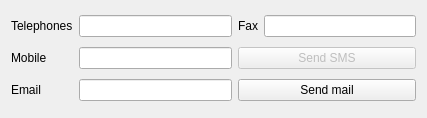
The window that global_resources/forms/subforms/generic/fullidentity_version_2/ui/xx/contact.ui (FreeHealth/freehealth) describes before a commit, drawn with Qt 5.
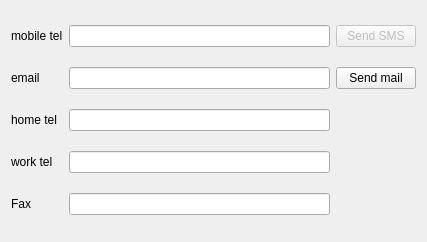
The same window after the commit.

Commit message: phone numbers

```diff
--- a/global_resources/forms/subforms/generic/fullidentity_version_2/ui/xx/contact.ui
+++ b/global_resources/forms/subforms/generic/fullidentity_version_2/ui/xx/contact.ui
@@ -7,61 +7,24 @@
     <x>0</x>
     <y>0</y>
     <width>427</width>
-    <height>118</height>
+    <height>242</height>
    </rect>
   </property>
   <property name="windowTitle">
    <string/>
   </property>
   <layout class="QGridLayout" name="gridLayout">
-   <item row="2" column="0">
-    <widget class="QLabel" name="mobileLabel">
-     <property name="text">
-      <string>Mobile</string>
-     </property>
-    </widget>
-   </item>
-   <item row="0" column="4">
-    <widget class="QLineEdit" name="faxEdit"/>
-   </item>
    <item row="0" column="0">
     <widget class="QLabel" name="telsLabel">
      <property name="text">
-      <string>Telephones</string>
-     </property>
-    </widget>
-   </item>
-   <item row="3" column="3" colspan="2">
-    <widget class="QPushButton" name="sendMailButton">
-     <property name="text">
-      <string>Send mail</string>
-     </property>
-    </widget>
-   </item>
-   <item row="3" column="0">
-    <widget class="QLabel" name="emailLabel">
-     <property name="text">
-      <string>Email</string>
-     </property>
-    </widget>
-   </item>
-   <item row="0" column="3">
-    <widget class="QLabel" name="faxLabel">
-     <property name="text">
-      <string>Fax</string>
+      <string>mobile tel</string>
      </property>
     </widget>
    </item>
    <item row="0" column="1">
     <widget class="QLineEdit" name="telsEdit"/>
    </item>
-   <item row="2" column="1">
-    <widget class="QLineEdit" name="mobileEdit"/>
-   </item>
-   <item row="3" column="1">
-    <widget class="QLineEdit" name="emailEdit"/>
-   </item>
-   <item row="2" column="3" colspan="2">
+   <item row="0" column="2">
     <widget class="QPushButton" name="sendSmsButton">
      <property name="enabled">
       <bool>false</bool>
@@ -71,6 +34,53 @@
      </property>
     </widget>
    </item>
+   <item row="1" column="0">
+    <widget class="QLabel" name="emailLabel">
+     <property name="text">
+      <string>email</string>
+     </property>
+    </widget>
+   </item>
+   <item row="1" column="1">
+    <widget class="QLineEdit" name="emailLineEdit"/>
+   </item>
+   <item row="1" column="2">
+    <widget class="QPushButton" name="sendMailButton">
+     <property name="text">
+      <string>Send mail</string>
+     </property>
+    </widget>
+   </item>
+   <item row="2" column="0">
+    <widget class="QLabel" name="homeTelephoneLabel">
+     <property name="text">
+      <string>home tel</string>
+     </property>
+    </widget>
+   </item>
+   <item row="2" column="1">
+    <widget class="QLineEdit" name="homeTelephoneLineEdit"/>
+   </item>
+   <item row="3" column="0">
+    <widget class="QLabel" name="workTelephoneLabel">
+     <property name="text">
+      <string>work tel</string>
+     </property>
+    </widget>
+   </item>
+   <item row="3" column="1">
+    <widget class="QLineEdit" name="workTelephoneLineEdit"/>
+   </item>
+   <item row="4" column="0">
+    <widget class="QLabel" name="faxLabel">
+     <property name="text">
+      <string>Fax</string>
+     </property>
+    </widget>
+   </item>
+   <item row="4" column="1">
+    <widget class="QLineEdit" name="faxLineEdit"/>
+   </item>
   </layout>
  </widget>
  <tabstops>
```
Left out of the diff: 9 changed lines with no effect on the pictures. The commit also changes 1 other file.
